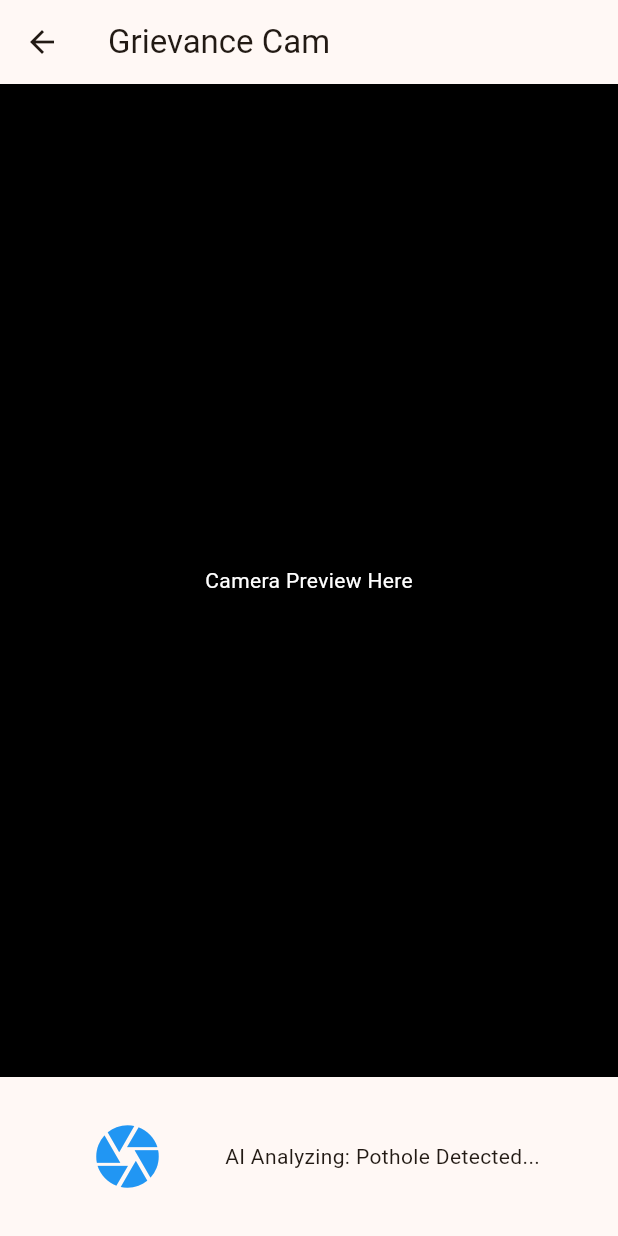
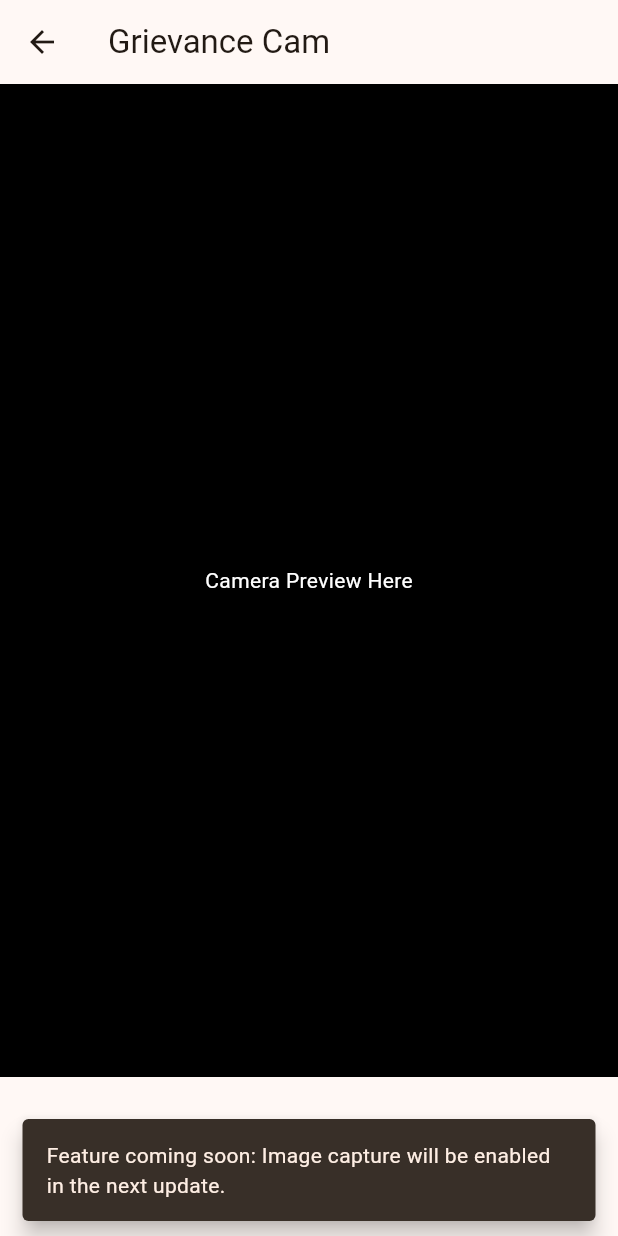
Before and after one commit to shadowcleets-new/CivicOS, a Flutter app: the GrievanceScreen screen opened directly, after a tap on the "camera" icon, on a phone screen of 412 x 824 dp. Run offline on Flutter 3.47's test engine with Material 3 defaults, Android fonts, the phone set to English and light mode, and no system bars.

Commit message:
Add SnackBar feedback for unimplemented camera button in GrievanceScreen

```diff
--- a/frontend/lib/screens/grievance_screen.dart
+++ b/frontend/lib/screens/grievance_screen.dart
@@ -14,7 +14,8 @@ class GrievanceScreen extends StatelessWidget {
             child: Container(
               color: Colors.black,
               child: const Center(
-                child: Text("Camera Preview Here", style: TextStyle(color: Colors.white)),
+                child: Text("Camera Preview Here",
+                    style: TextStyle(color: Colors.white)),
               ),
             ),
           ),
@@ -24,10 +25,18 @@ class GrievanceScreen extends StatelessWidget {
               mainAxisAlignment: MainAxisAlignment.spaceEvenly,
               children: [
                 IconButton(
-                  onPressed: () {},
-                  tooltip: 'Capture grievance photo',
-                  icon: const Icon(Icons.camera, size: 50, color: Colors.blue)
-                ),
+                    onPressed: () {
+                      ScaffoldMessenger.of(context).showSnackBar(
+                        const SnackBar(
+                          content: Text(
+                              'Feature coming soon: Image capture will be enabled in the next update.'),
+                          behavior: SnackBarBehavior.floating,
+                        ),
+                      );
+                    },
+                    tooltip: 'Capture grievance photo',
+                    icon:
+                        const Icon(Icons.camera, size: 50, color: Colors.blue)),
                 const Text("AI Analyzing: Pothole Detected..."),
               ],
             ),
```
Also changed, not shown: 1 other file.
